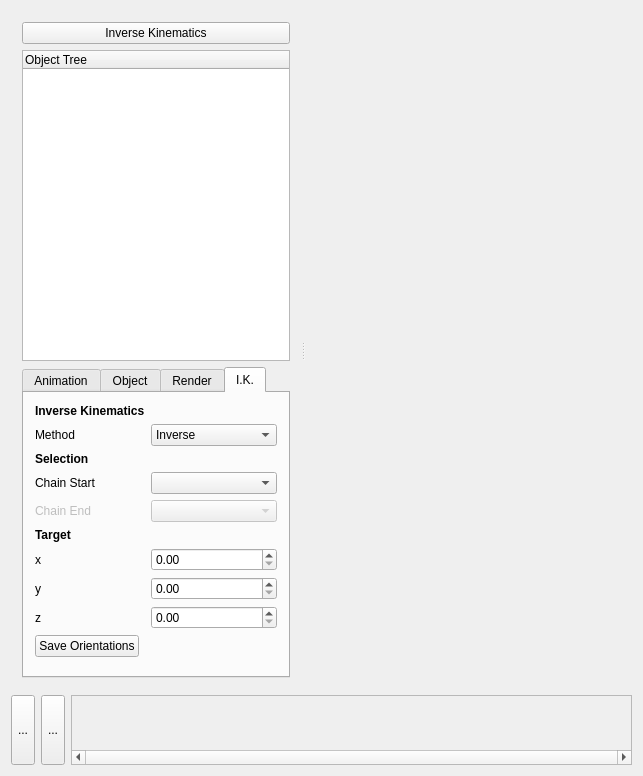
Before: the Qt Designer form Animação/mainwindow.ui in RicardoBusta/animacao-ufc-2012, drawn with Qt 5.
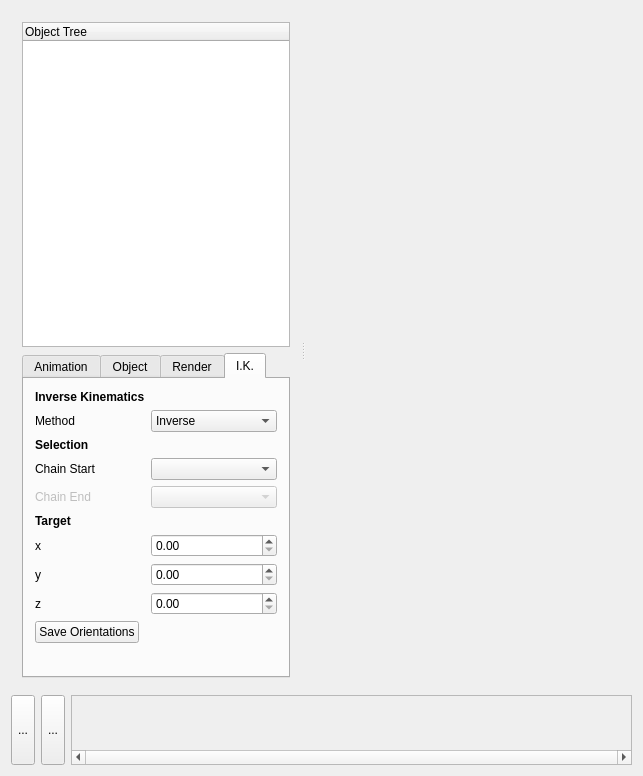
After: the same form once the commit is applied. Icons and pictures are not drawn. Custom widgets are drawn as their Qt base class.

Diff of the .ui file:
```diff
--- a/Animação/mainwindow.ui
+++ b/Animação/mainwindow.ui
@@ -127,16 +127,6 @@
         </sizepolicy>
        </property>
        <layout class="QVBoxLayout" name="verticalLayout_3">
-        <item>
-         <widget class="QPushButton" name="push_ikmode">
-          <property name="text">
-           <string>Inverse Kinematics</string>
-          </property>
-          <property name="checkable">
-           <bool>true</bool>
-          </property>
-         </widget>
-        </item>
         <item>
          <widget class="QTreeWidget" name="treeWidget">
           <property name="sizePolicy">
```
